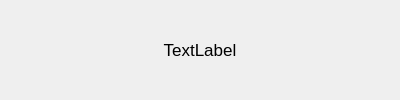
Qt form ui/dialog.ui (thanhphat113/Face_recognition) before a commit.
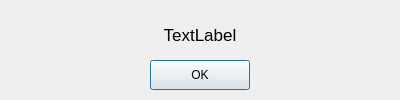
The same form after that commit.

```diff
--- a/ui/dialog.ui
+++ b/ui/dialog.ui
@@ -25,9 +25,21 @@
   <property name="windowTitle">
    <string>Dialog</string>
   </property>
-  <layout class="QHBoxLayout" name="horizontalLayout">
-   <item>
     <widget class="QLabel" name="label">
+   <property name="geometry">
+    <rect>
+     <x>0</x>
+     <y>20</y>
+     <width>400</width>
+     <height>30</height>
+    </rect>
+   </property>
+   <property name="minimumSize">
+    <size>
+     <width>400</width>
+     <height>30</height>
+    </size>
+   </property>
      <property name="font">
       <font>
        <pointsize>13</pointsize>
@@ -42,8 +54,25 @@
       <set>Qt::AlignCenter</set>
      </property>
     </widget>
-   </item>
-  </layout>
+  <widget class="QPushButton" name="pushButton">
+   <property name="geometry">
+    <rect>
+     <x>150</x>
+     <y>60</y>
+     <width>100</width>
+     <height>30</height>
+    </rect>
+   </property>
+   <property name="maximumSize">
+    <size>
+     <width>100</width>
+     <height>30</height>
+    </size>
+   </property>
+   <property name="text">
+    <string>OK</string>
+   </property>
+  </widget>
  </widget>
  <resources/>
  <connections/>
```
Left out of the diff: 19 changed lines with no effect on the pictures. Lines whose indentation alone changed are shown as unchanged.
